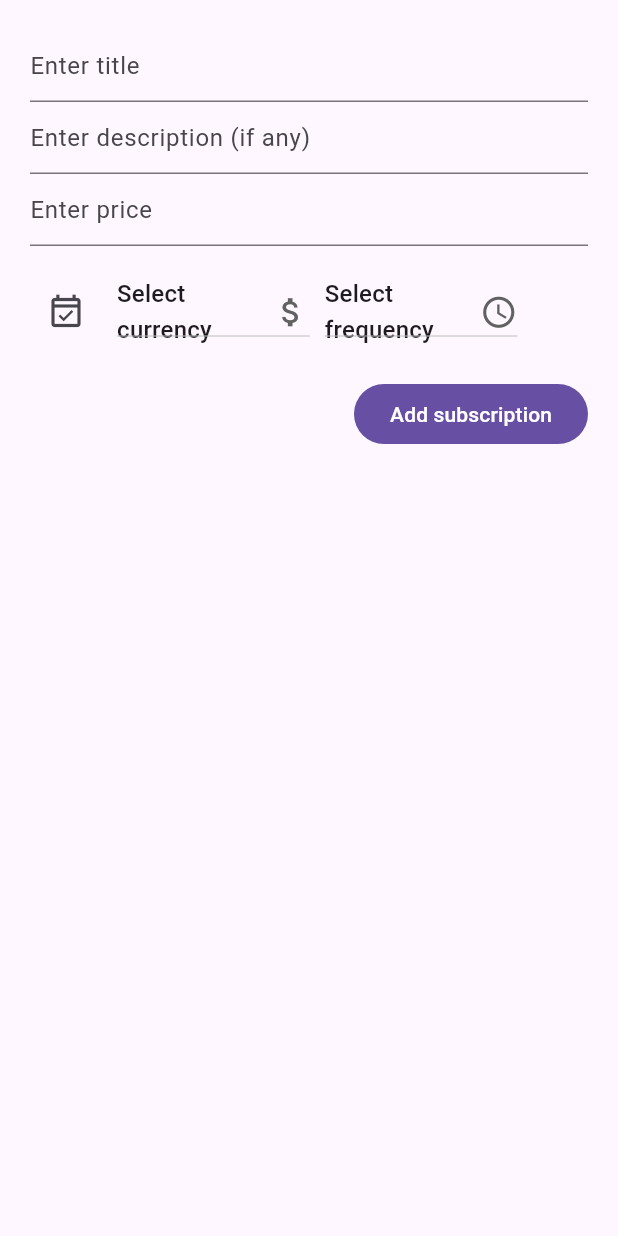
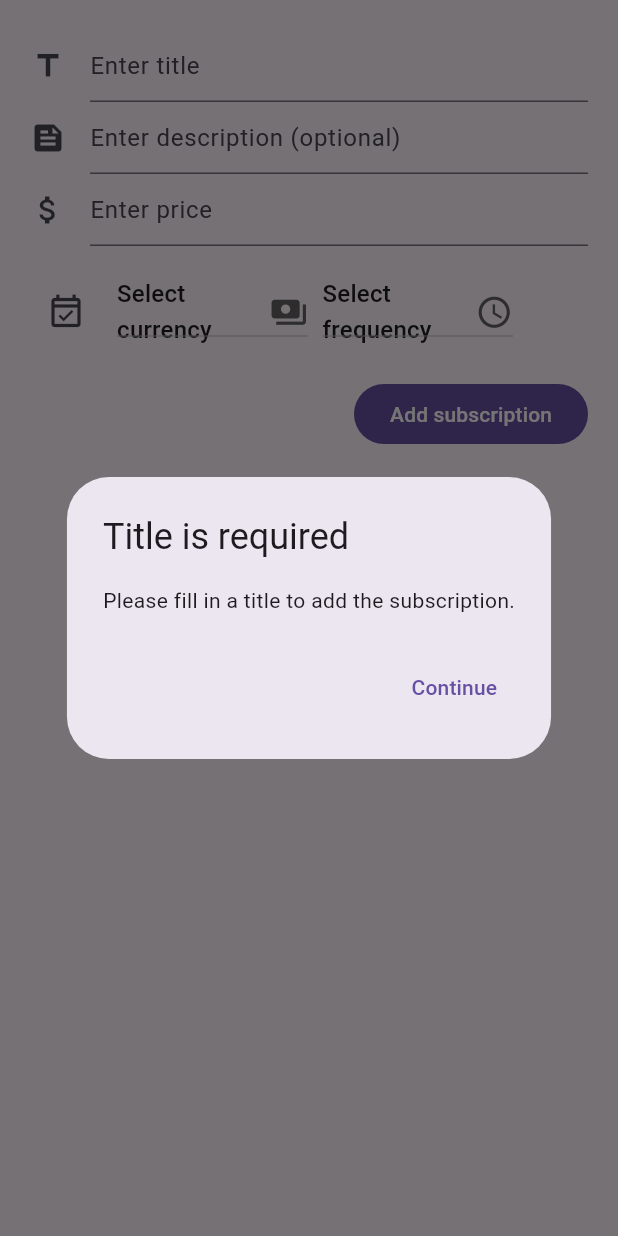
Before and after one commit to tedydevmac/Subscript, a Flutter app: the AddSubBottomSheet widget shown alone on an empty page, opened directly, after a tap on "Add subscription", on a phone screen of 412 x 824 dp. Run offline on Flutter 3.47's test engine with Material 2 defaults, Android fonts, the phone set to English and light mode, and no system bars; our stand-ins replace cloud_firestore, firebase_auth, firebase_core, flutter_datetime_picker, flutter_local_notifications, google_sign_in and 2 more; missing offline and left inert: dart:ffi; accounts and stored records are empty.

Commit message:
added add subscription function & loading icons (firebase not working)

```diff
--- a/lib/components/add_sub_bottom_sheet.dart
+++ b/lib/components/add_sub_bottom_sheet.dart
@@ -1,8 +1,11 @@
 import 'package:flutter/material.dart';
 import 'package:intl/intl.dart';
+import 'package:subscript/services/subscription.dart';
 import 'package:uuid/uuid.dart';
 import 'package:flutter_datetime_picker/flutter_datetime_picker.dart';
 import 'package:subscript/main.dart';
+
+import '../services/listenerEnums.dart';
 
 class AddSubBottomSheet extends StatefulWidget {
   const AddSubBottomSheet({super.key});
@@ -19,6 +22,7 @@ class _AddSubBottomSheetState extends State<AddSubBottomSheet> {
   var freqDropdownValue = "None selected";
   late String currency;
   DateTime? dueDate;
+  var isLoading = false;
 
   Future<void> pickDate() async {
     final newDueDate = await DatePicker.showDateTimePicker(
@@ -49,6 +53,114 @@ class _AddSubBottomSheetState extends State<AddSubBottomSheet> {
     }
   }
 
+  Future<void> addSub() async {
+    if (isLoading) return;
+    if (titleController.text == "") {
+      showDialog(
+        context: context,
+        builder: (dialogContext) {
+          return AlertDialog(
+            title: const Text("Title is required"),
+            content:
+                const Text("Please fill in a title to add the subscription."),
+            actions: [
+              TextButton(
+                onPressed: () {
+                  Navigator.pop(dialogContext);
+                },
+                child: const Text("Continue"),
+              ),
+            ],
+          );
+        },
+      );
+      return;
+    }
+    final String text = moneyController.text;
+    final bool containsMultipleDots =
+        text.split('').where((char) => char == '.').length > 1;
+    if (moneyController.text == "") {
+      showDialog(
+        context: context,
+        builder: (dialogContext) {
+          return AlertDialog(
+            title: const Text("Subscription price is required"),
+            content:
+                const Text("Please fill in a price to add the subscription."),
+            actions: [
+              TextButton(
+                onPressed: () {
+                  Navigator.pop(dialogContext);
+                },
+                child: const Text("Continue"),
+              ),
+            ],
+          );
+        },
+      );
+      return;
+    }
+    if (containsMultipleDots) {
+      showDialog(
+        context: context,
+        builder: (dialogContext) {
+          return AlertDialog(
+            title: const Text("Subscription price format invalid"),
+            content: const Text("Price contains more than one decimal point"),
+            actions: [
+              TextButton(
+                onPressed: () {
+                  Navigator.pop(dialogContext);
+                },
+                child: const Text("Continue"),
+              ),
+            ],
+          );
+        },
+      );
+      return;
+    }
+    if (dueDate == null) {
+      showDialog(
+        context: context,
+        builder: (dialogContext) {
+          return AlertDialog(
+            title: const Text("A subscription payment dateline is required"),
+            content: const Text(
+                "Please fill in a dateline to add the subscription."),
+            actions: [
+              TextButton(
+                onPressed: () {
+                  Navigator.pop(dialogContext);
+                },
+                child: const Text("Continue"),
+              ),
+            ],
+          );
+        },
+      );
+      return;
+    }
+    setState(() {
+      isLoading = true;
+    });
+    final navigator = Navigator.of(context);
+    final newSub = Subscription(
+        id: const Uuid().v4(),
+        title: titleController.text,
+        description: descriptionController.text == ""
+            ? null
+            : descriptionController.text,
+        dueDate: dueDate!,
+        price: double.parse(moneyController.text),
+        currency: currencyDropdownValue,
+        frequency: freqDropdownValue);
+    Subscripts.add(newSub);
+    subStreamController.add(SubscriptStream.refreshSubs);
+    newSub.storeSub();
+    navigator.pop();
+  }
+
   @override
   Widget build(BuildContext context) {
     final theme = Theme.of(context);
@@ -68,15 +180,18 @@ class _AddSubBottomSheetState extends State<AddSubBottomSheet> {
         crossAxisAlignment: CrossAxisAlignment.start,
         children: [
           TextField(
-            decoration: InputDecoration(hintText: "Enter title"),
+            decoration: const InputDecoration(
+                hintText: "Enter title", icon: Icon(Icons.title)),
             controller: titleController,
           ),
           TextField(
-              decoration:
-                  InputDecoration(hintText: "Enter description (if any)"),
+              decoration: const InputDecoration(
+                  hintText: "Enter description (optional)",
+                  icon: Icon(Icons.feed)),
               controller: descriptionController),
           TextField(
-            decoration: InputDecoration(hintText: "Enter price"),
+            decoration: const InputDecoration(
+                hintText: "Enter price", icon: Icon(Icons.attach_money)),
             controller: moneyController,
           ),
           const SizedBox(
@@ -102,27 +217,27 @@ class _AddSubBottomSheetState extends State<AddSubBottomSheet> {
                 width: 10,
               ),
               SizedBox(
-                width: 128.5,
+                width: 127,
                 child: DropdownButton(
                   items: const [
                     DropdownMenuItem(
-                        child: Text("Select currency"), value: "None selected"),
-                    DropdownMenuItem(child: Text("SGD"), value: "SGD"),
-                    DropdownMenuItem(child: Text("USD"), value: "USD"),
-                    DropdownMenuItem(child: Text("EUR"), value: "EUR"),
-                    DropdownMenuItem(child: Text("JPY"), value: "JPY"),
-                    DropdownMenuItem(child: Text("GBP"), value: "GBP"),
-                    DropdownMenuItem(child: Text("CAD"), value: "CAD"),
-                    DropdownMenuItem(child: Text("AUD"), value: "AUD"),
-                    DropdownMenuItem(child: Text("CHF"), value: "CHF"),
-                    DropdownMenuItem(child: Text("CNY"), value: "CNY"),
-                    DropdownMenuItem(child: Text("HKD"), value: "HKD"),
-                    DropdownMenuItem(child: Text("NZD"), value: "NZD"),
+                        value: "None selected", child: Text("Select currency")),
+                    DropdownMenuItem(value: "SGD", child: Text("SGD")),
+                    DropdownMenuItem(value: "USD", child: Text("USD")),
+                    DropdownMenuItem(value: "EUR", child: Text("EUR")),
+                    DropdownMenuItem(value: "JPY", child: Text("JPY")),
+                    DropdownMenuItem(value: "GBP", child: Text("GBP")),
+                    DropdownMenuItem(value: "CAD", child: Text("CAD")),
+                    DropdownMenuItem(value: "AUD", child: Text("AUD")),
+                    DropdownMenuItem(value: "CHF", child: Text("CHF")),
+                    DropdownMenuItem(value: "CNY", child: Text("CNY")),
+                    DropdownMenuItem(value: "HKD", child: Text("HKD")),
+                    DropdownMenuItem(value: "NZD", child: Text("NZD")),
                   ],
                   value: currencyDropdownValue,
                   onChanged: firstDropdownCallback,
                   isExpanded: true,
-                  icon: const Icon(Icons.attach_money),
+                  icon: const Icon(Icons.payments),
                   iconSize: 25,
                 ),
               ),
@@ -130,22 +245,22 @@ class _AddSubBottomSheetState extends State<AddSubBottomSheet> {
                 width: 10,
               ),
               SizedBox(
-                width: 128.5,
+                width: 127,
                 child: DropdownButton(
                   items: const [
                     DropdownMenuItem(
-                        child: Text("Select frequency"),
-                        value: "None selected"),
-                    DropdownMenuItem(child: Text("Daily"), value: "per day"),
-                    DropdownMenuItem(child: Text("Weekly"), value: "per week"),
+                        value: "None selected",
+                        child: Text("Select frequency")),
+                    DropdownMenuItem(value: "per day", child: Text("Daily")),
+                    DropdownMenuItem(value: "per week", child: Text("Weekly")),
                     DropdownMenuItem(
-                        child: Text("Monthly"), value: "per month"),
-                    DropdownMenuItem(child: Text("Yearly"), value: "per year"),
+                        value: "per month", child: Text("Monthly")),
+                    DropdownMenuItem(value: "per year", child: Text("Yearly")),
                   ],
                   value: freqDropdownValue,
                   onChanged: secondDropdownCallback,
                   isExpanded: true,
-                  icon: Icon(Icons.schedule),
+                  icon: const Icon(Icons.schedule),
                   iconSize: 25,
                 ),
               )
@@ -158,9 +273,18 @@ class _AddSubBottomSheetState extends State<AddSubBottomSheet> {
             mainAxisAlignment: MainAxisAlignment.end,
             children: [
               ElevatedButton(
-                onPressed: () {},
+                onPressed: addSub,
                 style: filledButtonStyle,
-                child: Text("Add subscription"),
+                child: isLoading
+                    ? const SizedBox(
+                        height: 20,
+                        width: 20,
+                        child: CircularProgressIndicator(
+                          strokeWidth: 2,
+                          color: Colors.white,
+                        ),
+                      )
+                    : Text("Add subscription"),
               )
             ],
           )
--- a/lib/main.dart
+++ b/lib/main.dart
@@ -9,6 +9,8 @@ import 'package:subscript/pages/signinpage.dart';
 import 'package:timezone/timezone.dart' as tz;
 import 'package:timezone/data/latest.dart' as tz;
 import 'dart:async';
+
+import 'package:uuid/uuid.dart';
 
 final lightTheme = ThemeData.light(useMaterial3: true);
 final filledButtonStyle = ElevatedButton.styleFrom(
@@ -35,6 +37,7 @@ final darkFilledButtonStyle = ElevatedButton.styleFrom(
 late final String uid;
 final List<Subscription> Subscripts = [
   Subscription(
+      id: const Uuid().v4(),
       title: "Netflix",
       description: "Netflix personal plan monthly payment!!!",
       dueDate: DateTime(2023, 3, 15, 00, 06),
@@ -42,6 +45,7 @@ final List<Subscription> Subscripts = [
       currency: "SGD",
       frequency: "per month"),
   Subscription(
+      id: const Uuid().v4(),
       title: "Youtube Premium",
       description: "please pay i need ad-free among us vids",
       dueDate: DateTime(2023, 3, 15, 00, 06),
@@ -49,6 +53,7 @@ final List<Subscription> Subscripts = [
       currency: "SGD",
       frequency: "per year"),
   Subscription(
+      id: const Uuid().v4(),
       title: "NordVPN Premium",
       description: "need the hub privately so pls pay",
       dueDate: DateTime(2023, 3, 15, 00, 06),
@@ -57,6 +62,7 @@ final List<Subscription> Subscripts = [
       frequency: "per week")
 ];
 final subStreamController = StreamController<SubscriptStream>.broadcast();
+
 /// Feedback:
 /// 1. Use notificationService globally and initialize in main function
 
--- a/lib/services/subscription.dart
+++ b/lib/services/subscription.dart
@@ -72,7 +72,8 @@ class Subscription extends ChangeNotifier {
       };
 
   Subscription(
-      {required String title,
+      {required this.id,
+      required String title,
       required String? description,
       required DateTime dueDate,
       required double price,
--- a/pubspec.yaml
+++ b/pubspec.yaml
@@ -56,6 +56,12 @@ dev_dependencies:
   # rules and activating additional ones.
   flutter_lints: ^2.0.0
 
+flutter_icons:
+  android: true
+  ios: true
+  image_path: "icon/logo.png"
+  min_sdk_android: 21
+
 # For information on the generic Dart part of this file, see the
 # following page: https://dart.dev/tools/pub/pubspec
 
```
Also changed, not shown: lib/firebase_options.dart, 2 other files.
